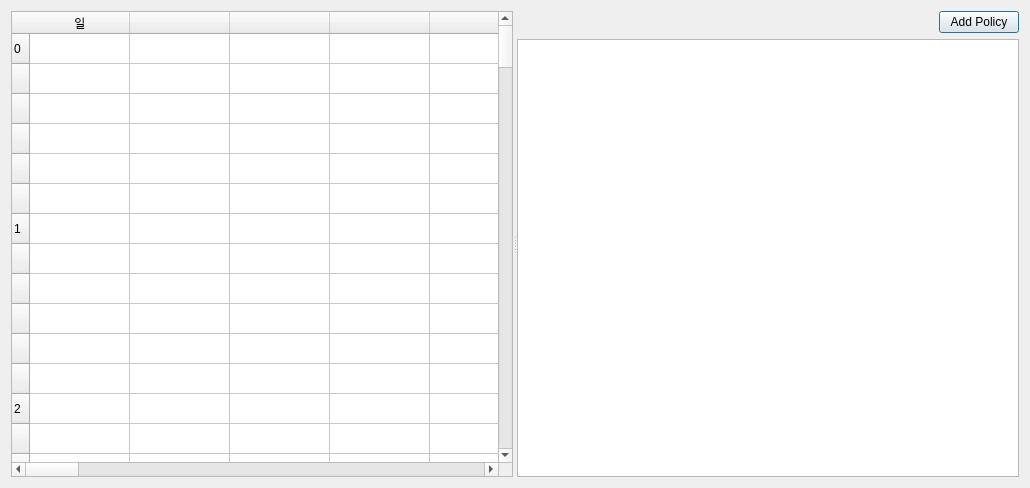
Above: ui/policy/policy.ui from wifievent/w before the change. Below: the same form after it.
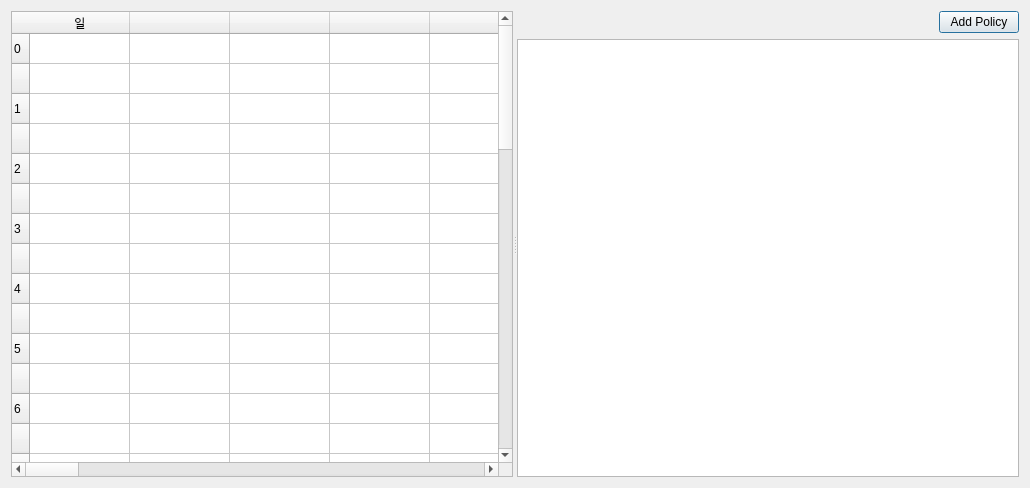
That is the form after the change.

Commit message: 💄 Update: change time drag unit 10 -> 30

```diff
--- a/ui/policy/policy.ui
+++ b/ui/policy/policy.ui
@@ -39,7 +39,7 @@
        </size>
       </property>
       <property name="rowCount">
-       <number>142</number>
+       <number>48</number>
       </property>
       <property name="columnCount">
        <number>35</number>
@@ -60,26 +60,6 @@
         <string/>
        </property>
       </row>
-      <row>
-       <property name="text">
-        <string/>
-       </property>
-      </row>
-      <row>
-       <property name="text">
-        <string/>
-       </property>
-      </row>
-      <row>
-       <property name="text">
-        <string/>
-       </property>
-      </row>
-      <row>
-       <property name="text">
-        <string/>
-       </property>
-      </row>
       <row>
        <property name="text">
         <string>1</string>
@@ -90,26 +70,6 @@
         <string/>
        </property>
       </row>
-      <row>
-       <property name="text">
-        <string/>
-       </property>
-      </row>
-      <row>
-       <property name="text">
-        <string/>
-       </property>
-      </row>
-      <row>
-       <property name="text">
-        <string/>
-       </property>
-      </row>
-      <row>
-       <property name="text">
-        <string/>
-       </property>
-      </row>
       <row>
        <property name="text">
         <string>2</string>
@@ -120,26 +80,6 @@
         <string/>
        </property>
       </row>
-      <row>
-       <property name="text">
-        <string/>
-       </property>
-      </row>
-      <row>
-       <property name="text">
-        <string/>
-       </property>
-      </row>
-      <row>
-       <property name="text">
-        <string/>
-       </property>
-      </row>
-      <row>
-       <property name="text">
-        <string/>
-       </property>
-      </row>
       <row>
        <property name="text">
         <string>3</string>
@@ -150,26 +90,6 @@
         <string/>
        </property>
       </row>
-      <row>
-       <property name="text">
-        <string/>
-       </property>
-      </row>
-      <row>
-       <property name="text">
-        <string/>
-       </property>
-      </row>
-      <row>
-       <property name="text">
-        <string/>
-       </property>
-      </row>
-      <row>
-       <property name="text">
-        <string/>
-       </property>
-      </row>
       <row>
        <property name="text">
         <string>4</string>
@@ -180,26 +100,6 @@
         <string/>
        </property>
       </row>
-      <row>
-       <property name="text">
-        <string/>
-       </property>
-      </row>
-      <row>
-       <property name="text">
-        <string/>
-       </property>
-      </row>
-      <row>
-       <property name="text">
-        <string/>
-       </property>
-      </row>
-      <row>
-       <property name="text">
-        <string/>
-       </property>
-      </row>
       <row>
        <property name="text">
         <string>5</string>
@@ -210,26 +110,6 @@
         <string/>
        </property>
       </row>
-      <row>
-       <property name="text">
-        <string/>
-       </property>
-      </row>
-      <row>
-       <property name="text">
-        <string/>
-       </property>
-      </row>
-      <row>
-       <property name="text">
-        <string/>
-       </property>
-      </row>
-      <row>
-       <property name="text">
-        <string/>
-       </property>
-      </row>
       <row>
        <property name="text">
         <string>6</string>
@@ -240,26 +120,6 @@
         <string/>
        </property>
       </row>
-      <row>
-       <property name="text">
-        <string/>
-       </property>
-      </row>
-      <row>
-       <property name="text">
-        <string/>
-       </property>
-      </row>
-      <row>
-       <property name="text">
-        <string/>
-       </property>
-      </row>
-      <row>
-       <property name="text">
-        <string/>
-       </property>
-      </row>
       <row>
        <property name="text">
         <string>7</string>
@@ -270,26 +130,6 @@
         <string/>
        </property>
       </row>
-      <row>
-       <property name="text">
-        <string/>
-       </property>
-      </row>
-      <row>
-       <property name="text">
-        <string/>
-       </property>
-      </row>
-      <row>
-       <property name="text">
-        <string/>
-       </property>
-      </row>
-      <row>
-       <property name="text">
-        <string/>
-       </property>
-      </row>
       <row>
        <property name="text">
         <string>8</string>
@@ -300,26 +140,6 @@
         <string/>
        </property>
       </row>
-      <row>
-       <property name="text">
-        <string/>
-       </property>
-      </row>
-      <row>
-       <property name="text">
-        <string/>
-       </property>
-      </row>
-      <row>
-       <property name="text">
-        <string/>
-       </property>
-      </row>
-      <row>
-       <property name="text">
-        <string/>
-       </property>
-      </row>
       <row>
        <property name="text">
         <string>9</string>
@@ -330,26 +150,6 @@
         <string/>
        </property>
       </row>
-      <row>
-       <property name="text">
-        <string/>
-       </property>
-      </row>
-      <row>
-       <property name="text">
-        <string/>
-       </property>
-      </row>
-      <row>
-       <property name="text">
-        <string/>
-       </property>
-      </row>
-      <row>
-       <property name="text">
-        <string/>
-       </property>
-      </row>
       <row>
        <property name="text">
         <string>10</string>
@@ -360,26 +160,6 @@
         <string/>
        </property>
       </row>
-      <row>
-       <property name="text">
-        <string/>
-       </property>
-      </row>
-      <row>
-       <property name="text">
-        <string/>
-       </property>
-      </row>
-      <row>
-       <property name="text">
-        <string/>
-       </property>
-      </row>
-      <row>
-       <property name="text">
-        <string/>
-       </property>
-      </row>
       <row>
        <property name="text">
         <string>11</string>
@@ -390,26 +170,6 @@
         <string/>
        </property>
       </row>
-      <row>
-       <property name="text">
-        <string/>
-       </property>
-      </row>
-      <row>
-       <property name="text">
-        <string/>
-       </property>
-      </row>
-      <row>
-       <property name="text">
-        <string/>
-       </property>
-      </row>
-      <row>
-       <property name="text">
-        <string/>
-       </property>
-      </row>
       <row>
        <property name="text">
         <string>12</string>
@@ -420,26 +180,6 @@
         <string/>
        </property>
       </row>
-      <row>
-       <property name="text">
-        <string/>
-       </property>
-      </row>
-      <row>
-       <property name="text">
-        <string/>
-       </property>
-      </row>
-      <row>
-       <property name="text">
-        <string/>
-       </property>
-      </row>
-      <row>
-       <property name="text">
-        <string/>
-       </property>
-      </row>
       <row>
        <property name="text">
         <string>13</string>
@@ -450,26 +190,6 @@
         <string/>
        </property>
       </row>
-      <row>
-       <property name="text">
-        <string/>
-       </property>
-      </row>
-      <row>
-       <property name="text">
-        <string/>
-       </property>
-      </row>
-      <row>
-       <property name="text">
-        <string/>
-       </property>
-      </row>
-      <row>
-       <property name="text">
-        <string/>
-       </property>
-      </row>
       <row>
        <property name="text">
         <string>14</string>
@@ -480,26 +200,6 @@
         <string/>
        </property>
       </row>
-      <row>
-       <property name="text">
-        <string/>
-       </property>
-      </row>
-      <row>
-       <property name="text">
-        <string/>
-       </property>
-      </row>
-      <row>
-       <property name="text">
-        <string/>
-       </property>
-      </row>
-      <row>
-       <property name="text">
-        <string/>
-       </property>
-      </row>
       <row>
        <property name="text">
         <string>15</string>
@@ -510,26 +210,6 @@
         <string/>
        </property>
       </row>
-      <row>
-       <property name="text">
-        <string/>
-       </property>
-      </row>
-      <row>
-       <property name="text">
-        <string/>
-       </property>
-      </row>
-      <row>
-       <property name="text">
-        <string/>
-       </property>
-      </row>
-      <row>
-       <property name="text">
-        <string/>
-       </property>
-      </row>
       <row>
        <property name="text">
         <string>16</string>
@@ -540,26 +220,6 @@
         <string/>
        </property>
       </row>
-      <row>
-       <property name="text">
-        <string/>
-       </property>
-      </row>
-      <row>
-       <property name="text">
-        <string/>
-       </property>
-      </row>
-      <row>
-       <property name="text">
-        <string/>
-       </property>
-      </row>
-      <row>
-       <property name="text">
-        <string/>
-       </property>
-      </row>
       <row>
        <property name="text">
         <string>17</string>
@@ -570,26 +230,6 @@
         <string/>
        </property>
       </row>
-      <row>
-       <property name="text">
-        <string/>
-       </property>
-      </row>
-      <row>
-       <property name="text">
-        <string/>
-       </property>
-      </row>
-      <row>
-       <property name="text">
-        <string/>
-       </property>
-      </row>
-      <row>
-       <property name="text">
-        <string/>
-       </property>
-      </row>
       <row>
        <property name="text">
         <string>18</string>
@@ -600,26 +240,6 @@
         <string/>
        </property>
       </row>
-      <row>
-       <property name="text">
-        <string/>
-       </property>
-      </row>
-      <row>
-       <property name="text">
-        <string/>
-       </property>
-      </row>
-      <row>
-       <property name="text">
-        <string/>
-       </property>
-      </row>
-      <row>
-       <property name="text">
-        <string/>
-       </property>
-      </row>
       <row>
        <property name="text">
         <string>19</string>
@@ -630,26 +250,6 @@
         <string/>
        </property>
       </row>
-      <row>
-       <property name="text">
-        <string/>
-       </property>
-      </row>
-      <row>
-       <property name="text">
-        <string/>
-       </property>
-      </row>
-      <row>
-       <property name="text">
-        <string/>
-       </property>
-      </row>
-      <row>
-       <property name="text">
-        <string/>
-       </property>
-      </row>
       <row>
        <property name="text">
         <string>20</string>
@@ -660,26 +260,6 @@
         <string/>
        </property>
       </row>
-      <row>
-       <property name="text">
-        <string/>
-       </property>
-      </row>
-      <row>
-       <property name="text">
-        <string/>
-       </property>
-      </row>
-      <row>
-       <property name="text">
-        <string/>
-       </property>
-      </row>
-      <row>
-       <property name="text">
-        <string/>
-       </property>
-      </row>
       <row>
        <property name="text">
         <string>21</string>
@@ -690,26 +270,6 @@
         <string/>
        </property>
       </row>
-      <row>
-       <property name="text">
-        <string/>
-       </property>
-      </row>
-      <row>
-       <property name="text">
-        <string/>
-       </property>
-      </row>
-      <row>
-       <property name="text">
-        <string/>
-       </property>
-      </row>
-      <row>
-       <property name="text">
-        <string/>
-       </property>
-      </row>
       <row>
        <property name="text">
         <string>22</string>
@@ -720,26 +280,6 @@
         <string/>
        </property>
       </row>
-      <row>
-       <property name="text">
-        <string/>
-       </property>
-      </row>
-      <row>
-       <property name="text">
-        <string/>
-       </property>
-      </row>
-      <row>
-       <property name="text">
-        <string/>
-       </property>
-      </row>
-      <row>
-       <property name="text">
-        <string/>
-       </property>
-      </row>
       <row>
        <property name="text">
         <string>23</string>
@@ -750,16 +290,6 @@
         <string/>
        </property>
       </row>
-      <row>
-       <property name="text">
-        <string/>
-       </property>
-      </row>
-      <row>
-       <property name="text">
-        <string/>
-       </property>
-      </row>
       <column>
        <property name="text">
         <string>일</string>
```
The commit also changes 2 other files.
